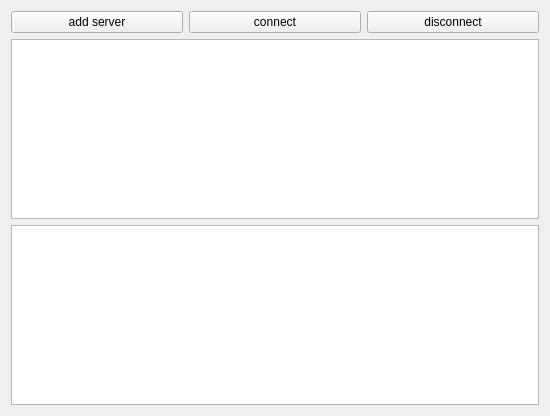
Qt form v2ui.ui (parsa1102/v2rayPari) before a commit.
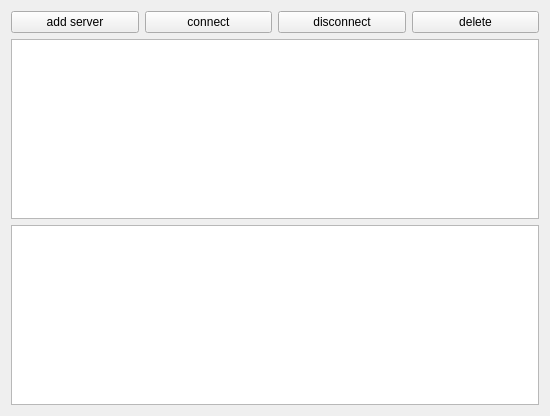
The same form after that commit.

Commit message: added delete button

Diff of the .ui file:
```diff
--- a/v2ui.ui
+++ b/v2ui.ui
@@ -39,6 +39,13 @@
          </property>
         </widget>
        </item>
+       <item>
+        <widget class="QPushButton" name="deleteServerButton">
+         <property name="text">
+          <string>delete</string>
+         </property>
+        </widget>
+       </item>
       </layout>
      </item>
     </layout>
```
The commit also changes 3 other files.
